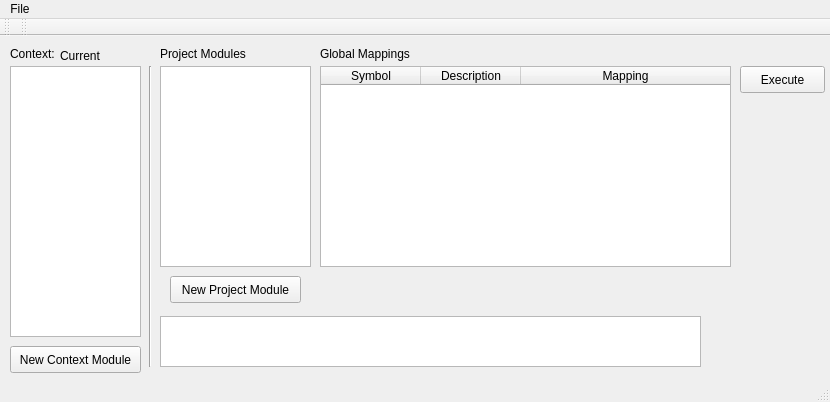
Before: the Qt Designer form forms/mainwindow.ui in mfoo/sched, drawn with Qt 5.
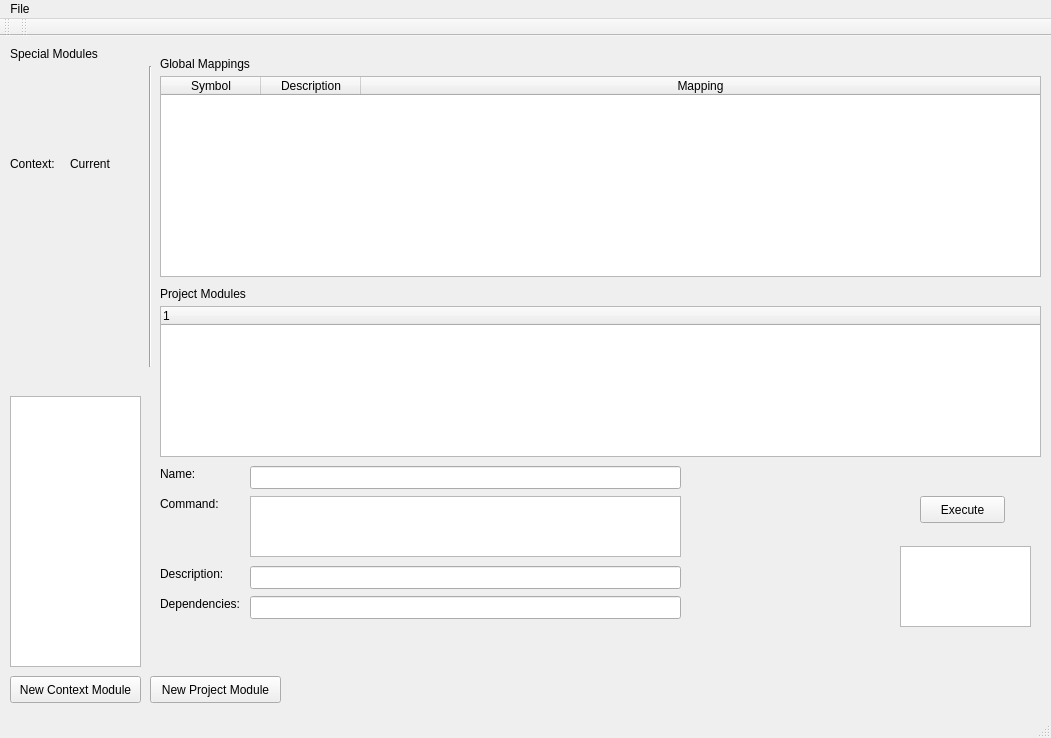
After: the same form once the commit is applied.

Commit message: Updated the UI to use a tree rather than a list - enabling the use of module groups and special modules such as If and For

```diff
--- a/forms/mainwindow.ui
+++ b/forms/mainwindow.ui
@@ -6,8 +6,8 @@
    <rect>
     <x>0</x>
     <y>0</y>
-    <width>830</width>
-    <height>402</height>
+    <width>1051</width>
+    <height>738</height>
    </rect>
   </property>
   <property name="windowTitle">
@@ -21,7 +21,7 @@
     <property name="geometry">
      <rect>
       <x>10</x>
-      <y>10</y>
+      <y>120</y>
       <width>51</width>
       <height>16</height>
      </rect>
@@ -33,8 +33,8 @@
    <widget class="QPushButton" name="executeButton">
     <property name="geometry">
      <rect>
-      <x>740</x>
-      <y>30</y>
+      <x>920</x>
+      <y>460</y>
       <width>85</width>
       <height>27</height>
      </rect>
@@ -49,8 +49,8 @@
    <widget class="QPushButton" name="newProjectModuleButton">
     <property name="geometry">
      <rect>
-      <x>170</x>
-      <y>240</y>
+      <x>150</x>
+      <y>640</y>
       <width>131</width>
       <height>27</height>
      </rect>
@@ -65,10 +65,10 @@
    <widget class="QTextEdit" name="commandEdit">
     <property name="geometry">
      <rect>
-      <x>160</x>
-      <y>280</y>
-      <width>541</width>
-      <height>51</height>
+      <x>250</x>
+      <y>460</y>
+      <width>431</width>
+      <height>61</height>
      </rect>
     </property>
    </widget>
@@ -76,7 +76,7 @@
     <property name="geometry">
      <rect>
       <x>160</x>
-      <y>10</y>
+      <y>250</y>
       <width>101</width>
       <height>16</height>
      </rect>
@@ -89,7 +89,7 @@
     <property name="geometry">
      <rect>
       <x>10</x>
-      <y>30</y>
+      <y>360</y>
       <width>131</width>
       <height>271</height>
      </rect>
@@ -101,16 +101,6 @@
      <enum>QAbstractItemView::DragOnly</enum>
     </property>
    </widget>
-   <widget class="QListWidget" name="projectModuleList">
-    <property name="geometry">
-     <rect>
-      <x>160</x>
-      <y>30</y>
-      <width>151</width>
-      <height>201</height>
-     </rect>
-    </property>
-   </widget>
    <widget class="Line" name="line">
     <property name="geometry">
      <rect>
@@ -127,8 +117,8 @@
    <widget class="QLabel" name="label_2">
     <property name="geometry">
      <rect>
-      <x>320</x>
-      <y>10</y>
+      <x>160</x>
+      <y>20</y>
       <width>91</width>
       <height>16</height>
      </rect>
@@ -141,7 +131,7 @@
     <property name="geometry">
      <rect>
       <x>10</x>
-      <y>310</y>
+      <y>640</y>
       <width>131</width>
       <height>27</height>
      </rect>
@@ -156,9 +146,9 @@
    <widget class="QTableWidget" name="mappingsTable">
     <property name="geometry">
      <rect>
-      <x>320</x>
-      <y>30</y>
-      <width>411</width>
+      <x>160</x>
+      <y>40</y>
+      <width>881</width>
       <height>201</height>
      </rect>
     </property>
@@ -211,23 +201,155 @@
    <widget class="QLabel" name="currentContextName">
     <property name="geometry">
      <rect>
-      <x>60</x>
-      <y>10</y>
-      <width>52</width>
-      <height>20</height>
+      <x>70</x>
+      <y>120</y>
+      <width>42</width>
+      <height>15</height>
      </rect>
     </property>
     <property name="text">
      <string>Current</string>
     </property>
    </widget>
+   <widget class="QTreeWidget" name="treeWidget">
+    <property name="geometry">
+     <rect>
+      <x>160</x>
+      <y>270</y>
+      <width>881</width>
+      <height>151</height>
+     </rect>
+    </property>
+    <property name="acceptDrops">
+     <bool>true</bool>
+    </property>
+    <property name="dragEnabled">
+     <bool>true</bool>
+    </property>
+    <property name="dragDropMode">
+     <enum>QAbstractItemView::InternalMove</enum>
+    </property>
+    <property name="alternatingRowColors">
+     <bool>true</bool>
+    </property>
+    <column>
+     <property name="text">
+      <string notr="true">1</string>
+     </property>
+    </column>
+   </widget>
+   <widget class="QListWidget" name="specialModulesList">
+    <property name="geometry">
+     <rect>
+      <x>900</x>
+      <y>510</y>
+      <width>131</width>
+      <height>81</height>
+     </rect>
+    </property>
+   </widget>
+   <widget class="QLabel" name="label_4">
+    <property name="geometry">
+     <rect>
+      <x>10</x>
+      <y>10</y>
+      <width>111</width>
+      <height>16</height>
+     </rect>
+    </property>
+    <property name="text">
+     <string>Special Modules</string>
+    </property>
+   </widget>
+   <widget class="QLabel" name="label_5">
+    <property name="geometry">
+     <rect>
+      <x>160</x>
+      <y>430</y>
+      <width>52</width>
+      <height>15</height>
+     </rect>
+    </property>
+    <property name="text">
+     <string>Name:</string>
+    </property>
+   </widget>
+   <widget class="QLabel" name="label_6">
+    <property name="geometry">
+     <rect>
+      <x>160</x>
+      <y>460</y>
+      <width>61</width>
+      <height>16</height>
+     </rect>
+    </property>
+    <property name="text">
+     <string>Command:</string>
+    </property>
+   </widget>
+   <widget class="QLabel" name="label_7">
+    <property name="geometry">
+     <rect>
+      <x>160</x>
+      <y>530</y>
+      <width>71</width>
+      <height>16</height>
+     </rect>
+    </property>
+    <property name="text">
+     <string>Description:</string>
+    </property>
+   </widget>
+   <widget class="QLabel" name="label_8">
+    <property name="geometry">
+     <rect>
+      <x>160</x>
+      <y>560</y>
+      <width>81</width>
+      <height>16</height>
+     </rect>
+    </property>
+    <property name="text">
+     <string>Dependencies:</string>
+    </property>
+   </widget>
+   <widget class="QLineEdit" name="nameEdit">
+    <property name="geometry">
+     <rect>
+      <x>250</x>
+      <y>430</y>
+      <width>431</width>
+      <height>23</height>
+     </rect>
+    </property>
+   </widget>
+   <widget class="QLineEdit" name="descriptionEdit">
+    <property name="geometry">
+     <rect>
+      <x>250</x>
+      <y>530</y>
+      <width>431</width>
+      <height>23</height>
+     </rect>
+    </property>
+   </widget>
+   <widget class="QLineEdit" name="dependencyEdit">
+    <property name="geometry">
+     <rect>
+      <x>250</x>
+      <y>560</y>
+      <width>431</width>
+      <height>23</height>
+     </rect>
+    </property>
+   </widget>
   </widget>
   <widget class="QMenuBar" name="menuBar">
    <property name="geometry">
     <rect>
      <x>0</x>
      <y>0</y>
-     <width>830</width>
+     <width>1051</width>
      <height>22</height>
     </rect>
    </property>
```
The commit also changes 1 other file.
